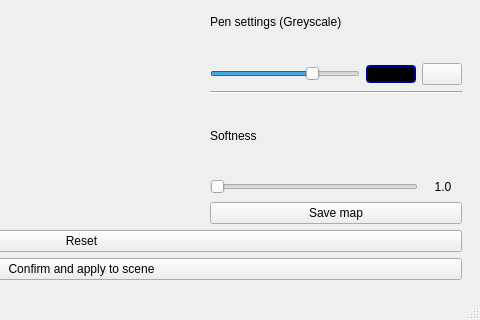
First picture: the form in ui/ui/mainwindow.ui, repository binaryHips/Projet3D, before the edit; both pictures show x 317 to 797 and y 517 to 837 of the 797 by 837 pixel window.
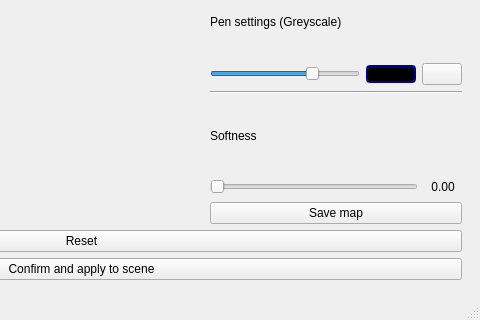
Second picture: the form after the edit. The open tabs and pages were chosen to show the change. Custom widgets are drawn as their Qt base class.

Commit message: window name

Diff of the .ui file:
```diff
--- a/ui/ui/mainwindow.ui
+++ b/ui/ui/mainwindow.ui
@@ -545,7 +545,7 @@
                  </size>
                 </property>
                 <property name="text">
-                 <string>1.0</string>
+                 <string>0.00</string>
                 </property>
                 <property name="alignment">
                  <set>Qt::AlignmentFlag::AlignCenter</set>
```
Left out of the diff: 2 changed lines with no effect on the pictures.
